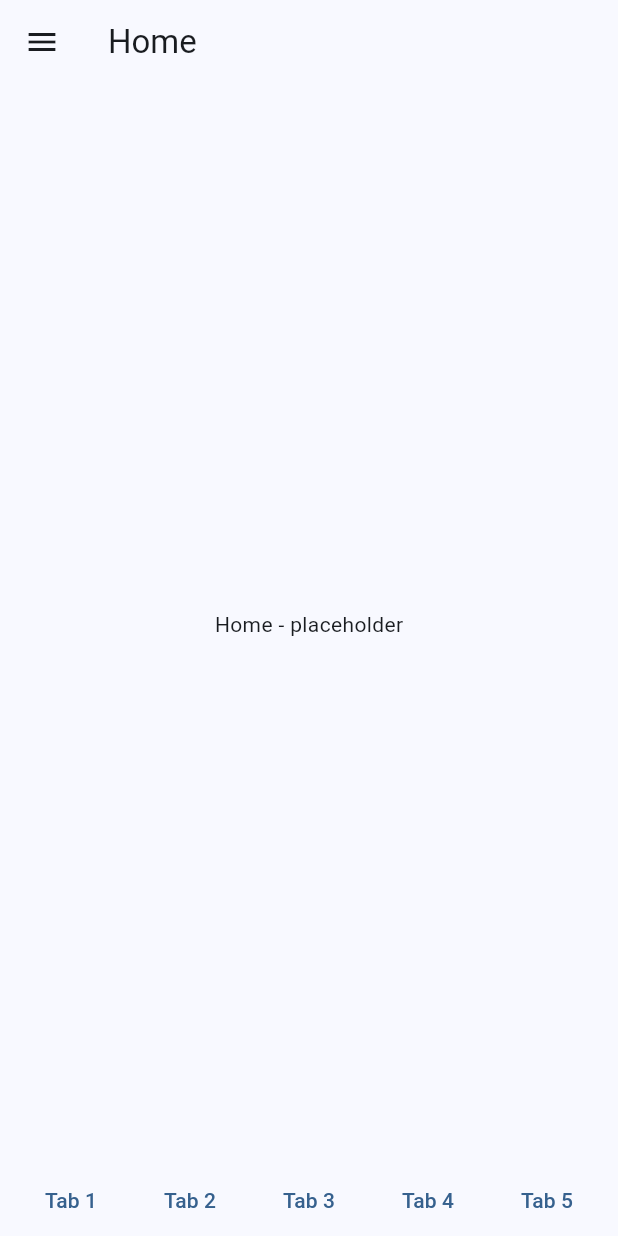
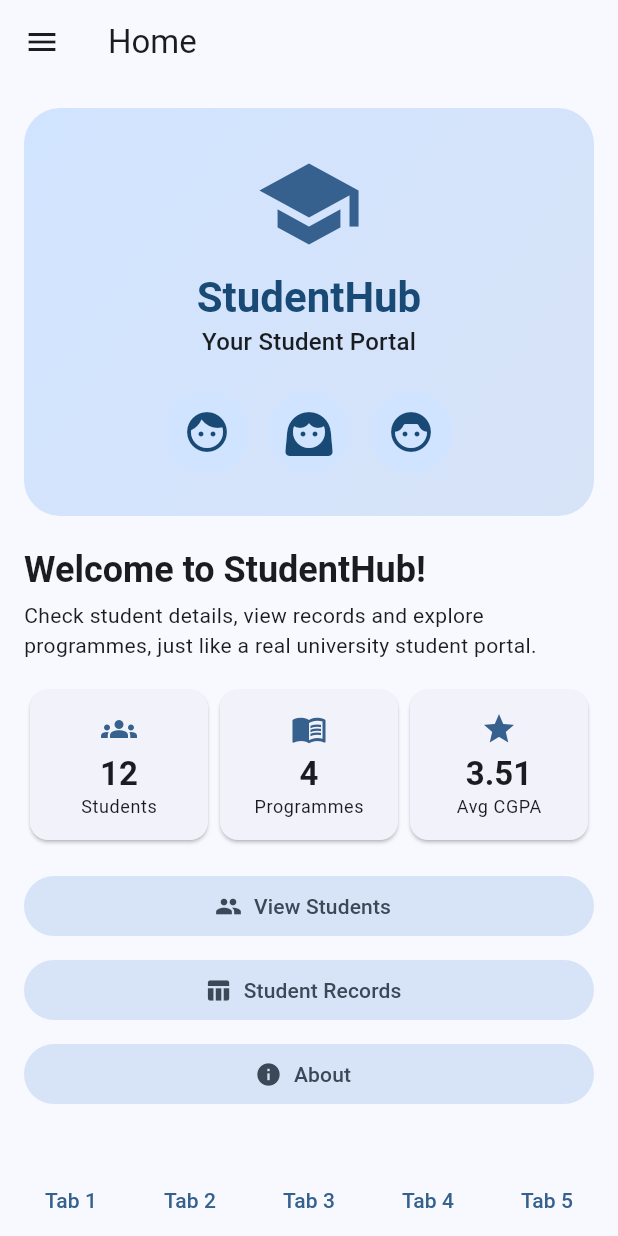
Before and after one commit to yonandrew/Lab-5.1-StudentHub-G13, a Flutter app: the screen it shows after launch, on a phone screen of 412 x 824 dp. Run offline on Flutter 3.47's test engine with Material 3 defaults, Android fonts, the phone set to English and light mode, and no system bars.

Commit message:
I (Vickson) added the home page and student list page! lesgo

```diff
--- a/lib/pages/home_page.dart
+++ b/lib/pages/home_page.dart
@@ -1,4 +1,7 @@
 import 'package:flutter/material.dart';
+import 'package:provider/provider.dart';
+
+import '../providers/student_provider.dart';
 
 class HomePage extends StatelessWidget {
   const HomePage({super.key, required this.onNavigate});
@@ -7,6 +10,145 @@ class HomePage extends StatelessWidget {
 
   @override
   Widget build(BuildContext context) {
-    return const Center(child: Text('Home - placeholder'));
+    final provider = context.watch<StudentProvider>();
+    final scheme = Theme.of(context).colorScheme;
+    final textTheme = Theme.of(context).textTheme;
+
+    return ListView(
+      padding: const EdgeInsets.all(16),
+      children: [
+        Container(
+          padding: const EdgeInsets.symmetric(vertical: 28, horizontal: 16),
+          decoration: BoxDecoration(
+            borderRadius: BorderRadius.circular(24),
+            gradient: LinearGradient(
+              colors: [scheme.primaryContainer, scheme.secondaryContainer],
+              begin: Alignment.topLeft,
+              end: Alignment.bottomRight,
+            ),
+          ),
+          child: Column(
+            children: [
+              Icon(Icons.school, size: 72, color: scheme.primary),
+              const SizedBox(height: 8),
+              Text(
+                'StudentHub',
+                style: textTheme.headlineMedium?.copyWith(
+                  fontWeight: FontWeight.bold,
+                  color: scheme.onPrimaryContainer,
+                ),
+              ),
+              Text('Your Student Portal', style: textTheme.titleMedium),
+              const SizedBox(height: 20),
+              const Row(
+                mainAxisAlignment: MainAxisAlignment.center,
+                children: [
+                  _Avatar(Icons.face),
+                  _Avatar(Icons.face_3),
+                  _Avatar(Icons.face_6),
+                ],
+              ),
+            ],
+          ),
+        ),
+        const SizedBox(height: 20),
+        Text(
+          'Welcome to StudentHub!',
+          style: textTheme.headlineSmall?.copyWith(fontWeight: FontWeight.bold),
+        ),
+        const SizedBox(height: 4),
+        const Text(
+          'Check student details, view records and explore programmes, '
+          'just like a real university student portal.',
+        ),
+        const SizedBox(height: 16),
+        Row(
+          children: [
+            _SummaryCard(
+              icon: Icons.groups,
+              value: '${provider.allStudents.length}',
+              label: 'Students',
+            ),
+            _SummaryCard(
+              icon: Icons.menu_book,
+              value: '${provider.programmes.length}',
+              label: 'Programmes',
+            ),
+            _SummaryCard(
+              icon: Icons.grade,
+              value: provider.averageCgpa.toStringAsFixed(2),
+              label: 'Avg CGPA',
+            ),
+          ],
+        ),
+        const SizedBox(height: 16),
+        FilledButton.tonalIcon(
+          onPressed: () => onNavigate(1),
+          icon: const Icon(Icons.people),
+          label: const Text('View Students'),
+        ),
+        const SizedBox(height: 8),
+        FilledButton.tonalIcon(
+          onPressed: () => onNavigate(2),
+          icon: const Icon(Icons.table_chart),
+          label: const Text('Student Records'),
+        ),
+        const SizedBox(height: 8),
+        FilledButton.tonalIcon(
+          onPressed: () => onNavigate(4),
+          icon: const Icon(Icons.info),
+          label: const Text('About'),
+        ),
+      ],
+    );
   }
 }
+
+class _Avatar extends StatelessWidget {
+  const _Avatar(this.icon);
+
+  final IconData icon;
+
+  @override
+  Widget build(BuildContext context) {
+    return Padding(
+      padding: const EdgeInsets.symmetric(horizontal: 6),
+      child: CircleAvatar(radius: 28, child: Icon(icon, size: 32)),
+    );
+  }
+}
+
+class _SummaryCard extends StatelessWidget {
+  const _SummaryCard({
+    required this.icon,
+    required this.value,
+    required this.label,
+  });
+
+  final IconData icon;
+  final String value;
+  final String label;
+
+  @override
+  Widget build(BuildContext context) {
+    return Expanded(
+      child: Card(
+        child: Padding(
+          padding: const EdgeInsets.symmetric(vertical: 14),
+          child: Column(
+            children: [
+              Icon(icon, color: Theme.of(context).colorScheme.primary),
+              const SizedBox(height: 4),
+              Text(
+                value,
+                style: Theme.of(context).textTheme.titleLarge
+                    ?.copyWith(fontWeight: FontWeight.bold),
+              ),
+              Text(label, style: Theme.of(context).textTheme.bodySmall),
+            ],
+          ),
+        ),
+      ),
+    );
+  }
+}
--- a/lib/pages/student_list_page.dart
+++ b/lib/pages/student_list_page.dart
@@ -1,10 +1,54 @@
 import 'package:flutter/material.dart';
+import 'package:provider/provider.dart';
+
+import '../providers/student_provider.dart';
+import 'student_details_page.dart';
 
 class StudentListPage extends StatelessWidget {
   const StudentListPage({super.key});
 
   @override
   Widget build(BuildContext context) {
-    return const Center(child: Text('Student List - placeholder'));
+    final students = context.watch<StudentProvider>().filteredStudents;
+
+    return Column(
+      children: [
+        Padding(
+          padding: const EdgeInsets.all(12),
+          child: TextField(
+            onChanged: context.read<StudentProvider>().setQuery,
+            decoration: InputDecoration(
+              prefixIcon: const Icon(Icons.search),
+              hintText: 'Search student...',
+              border: OutlineInputBorder(
+                borderRadius: BorderRadius.circular(24),
+              ),
+            ),
+          ),
+        ),
+        Expanded(
+          child: students.isEmpty
+              ? const Center(child: Text('No students found.'))
+              : ListView.separated(
+                  itemCount: students.length,
+                  separatorBuilder: (_, _) => const Divider(height: 1),
+                  itemBuilder: (context, index) {
+                    final s = students[index];
+                    return ListTile(
+                      leading: CircleAvatar(child: Text(s.initials)),
+                      title: Text(s.name),
+                      subtitle: Text('${s.matric} • ${s.programme}'),
+                      trailing: const Icon(Icons.chevron_right),
+                      onTap: () => Navigator.of(context).push(
+                        MaterialPageRoute<void>(
+                          builder: (_) => StudentDetailsPage(student: s),
+                        ),
+                      ),
+                    );
+                  },
+                ),
+        ),
+      ],
+    );
   }
 }
```
